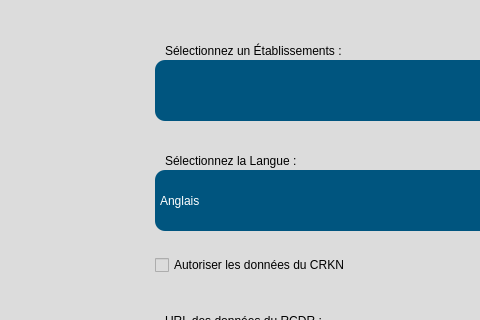
Before: the Qt Designer form src/user_interface/french_welcome_screen.ui in eppenney/eBook-Perpetual-Access-Rights-Tracker, drawn with Qt 5; both pictures show x 135 to 615 and y 210 to 530 of the 1183 by 877 pixel window.
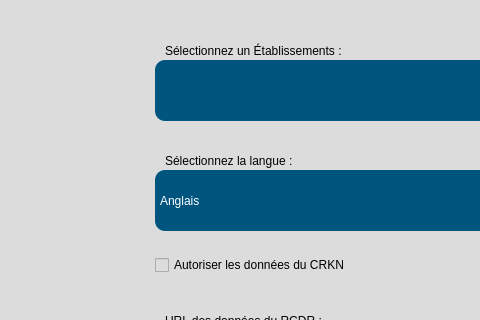
After: the same form once the commit is applied. Icons and pictures are not drawn.

The edit to the form file:
```diff
--- a/src/user_interface/french_welcome_screen.ui
+++ b/src/user_interface/french_welcome_screen.ui
@@ -140,7 +140,7 @@
      <string>font: 75 14pt &quot;Arial&quot;; color: black;</string>
     </property>
     <property name="text">
-     <string>Sélectionnez la Langue :</string>
+     <string>Sélectionnez la langue :</string>
     </property>
    </widget>
    <widget class="QComboBox" name="languageSetting">
```
